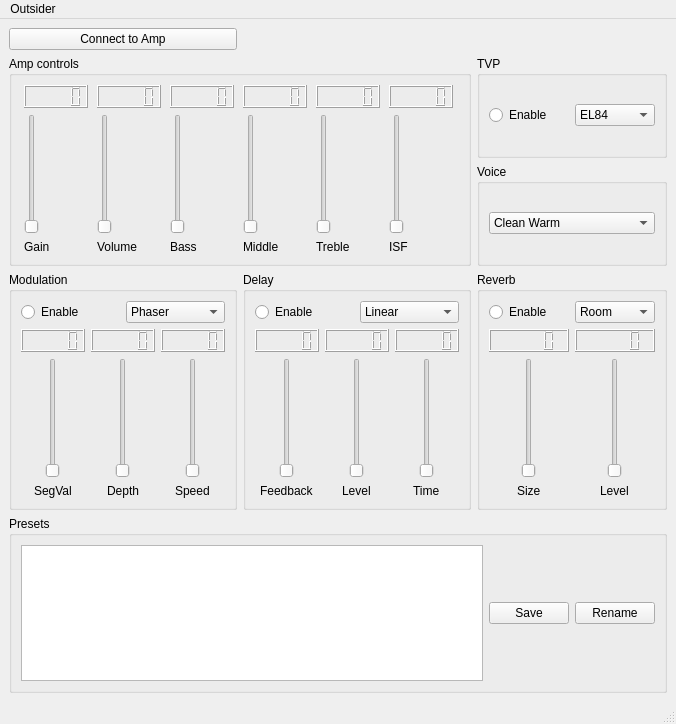
First picture: the form in outsider/outsider.ui, repository jonathanunderwood/outsider, before the edit.
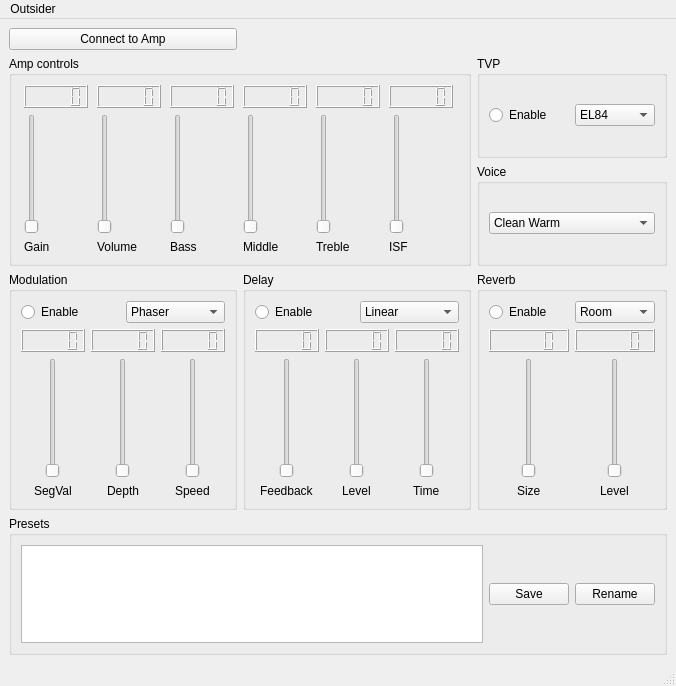
Second picture: the form after the edit.

Commit message: Rename preset name list in ui file

```diff
--- a/outsider/outsider.ui
+++ b/outsider/outsider.ui
@@ -7,7 +7,7 @@
     <x>0</x>
     <y>0</y>
     <width>676</width>
-    <height>724</height>
+    <height>686</height>
    </rect>
   </property>
   <property name="windowTitle">
```
Left out of the diff: 4 changed lines with no effect on the pictures.
